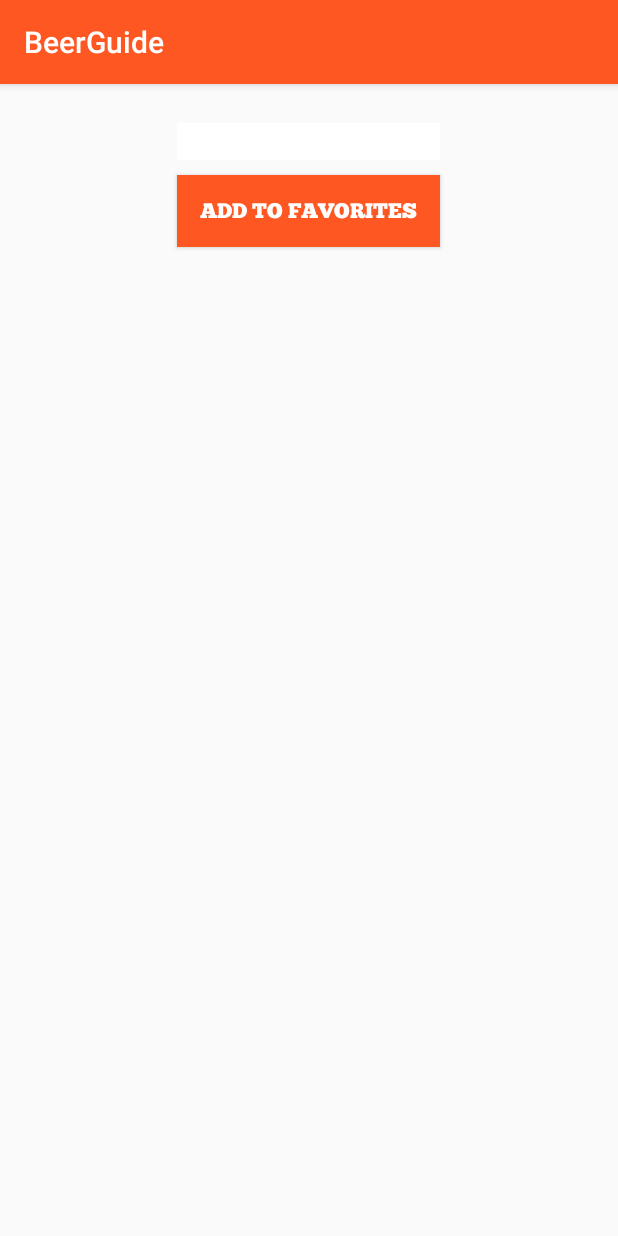
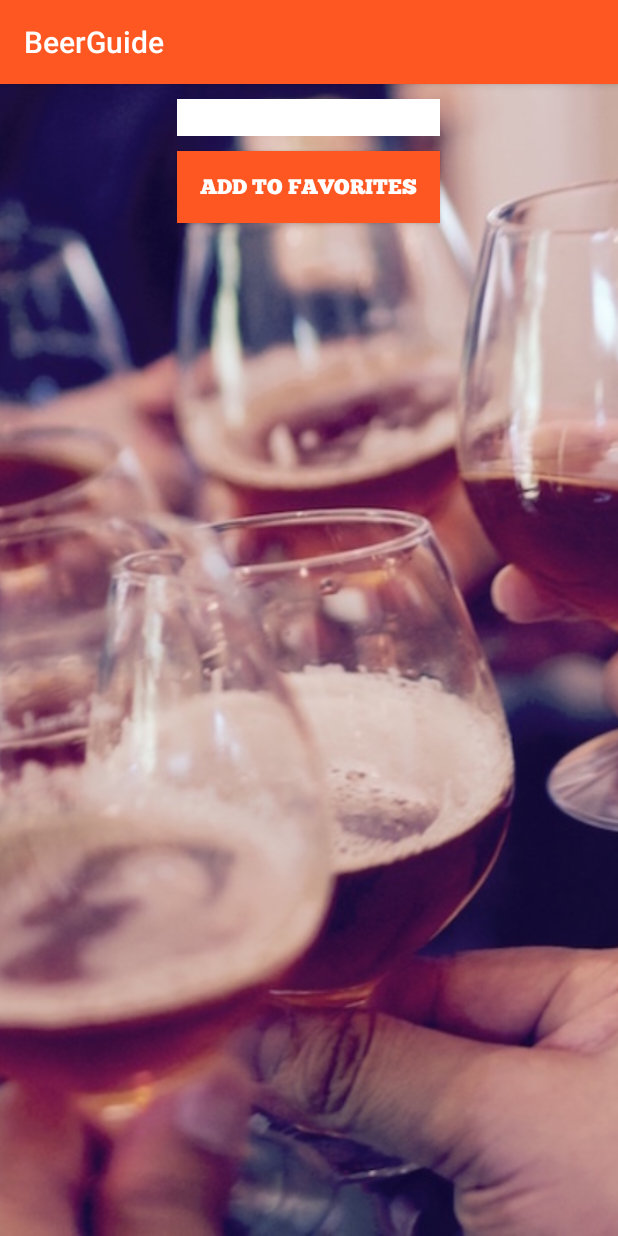
Before and after one commit to crneff84/BeerGuide, an Android app: the BeerActivity screen opened directly, with no data from a screen before it, on a phone screen of 412 x 824 dp. Run offline under Robolectric (Android 15) with nearby library versions, the phone set to English and light mode, and no system bars; our stand-ins replace ButterKnife.

Commit message:
add background img to beer and breweries activities

```diff
--- a/app/src/main/res/layout/activity_beer.xml
+++ b/app/src/main/res/layout/activity_beer.xml
@@ -3,11 +3,14 @@
     xmlns:tools="http://schemas.android.com/tools"
     android:layout_width="match_parent"
     android:layout_height="match_parent"
-    android:paddingBottom="@dimen/activity_vertical_margin"
-    android:paddingLeft="@dimen/activity_horizontal_margin"
-    android:paddingRight="@dimen/activity_horizontal_margin"
-    android:paddingTop="@dimen/activity_vertical_margin"
     tools:context=".BeerActivity">
+
+    <ImageView
+        android:layout_width="match_parent"
+        android:layout_height="match_parent"
+        android:id="@+id/imageView"
+        android:src="@drawable/beerbackground"
+        android:scaleType="centerCrop"/>
 
     <EditText
         android:layout_width="wrap_content"
```
Also changed, not shown: app/src/main/java/com/epicodus/beerguide/MainActivity.java (+7 -3 lines), app/src/main/res/layout/activity_breweries2.xml (+9 -4 lines), app/src/main/res/layout/activity_brewery_locator.xml (+8 -4 lines), app/src/main/res/drawable/beerbackground.jpeg (added), app/src/main/res/drawable/brewerybackground.jpeg (added).
